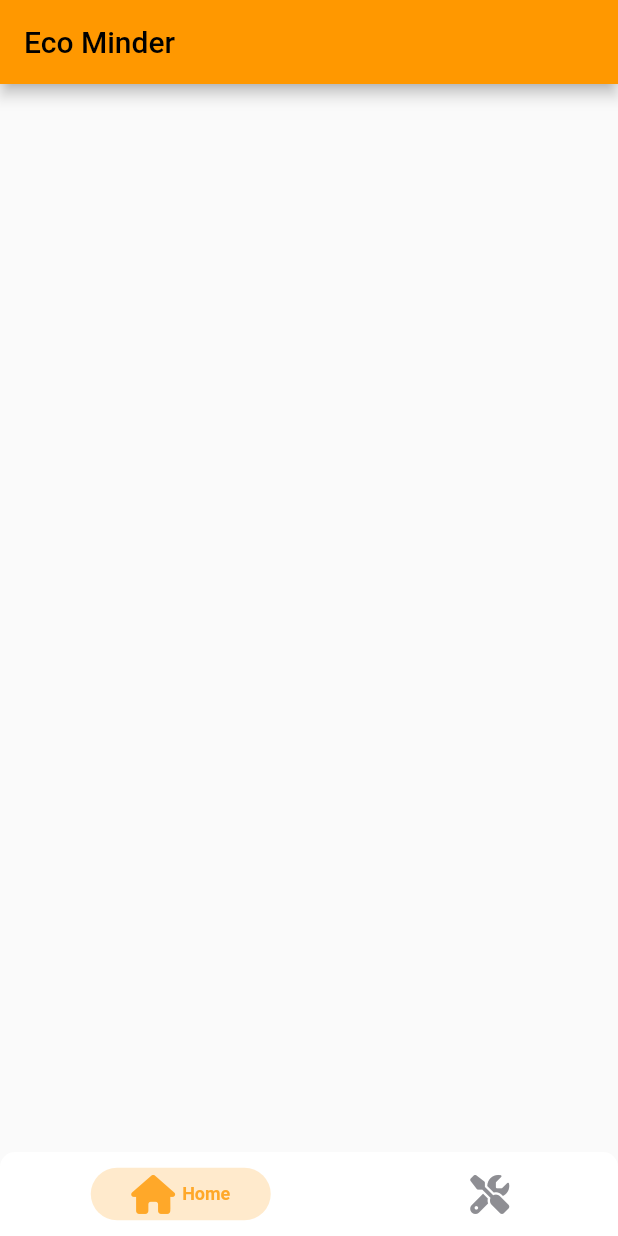
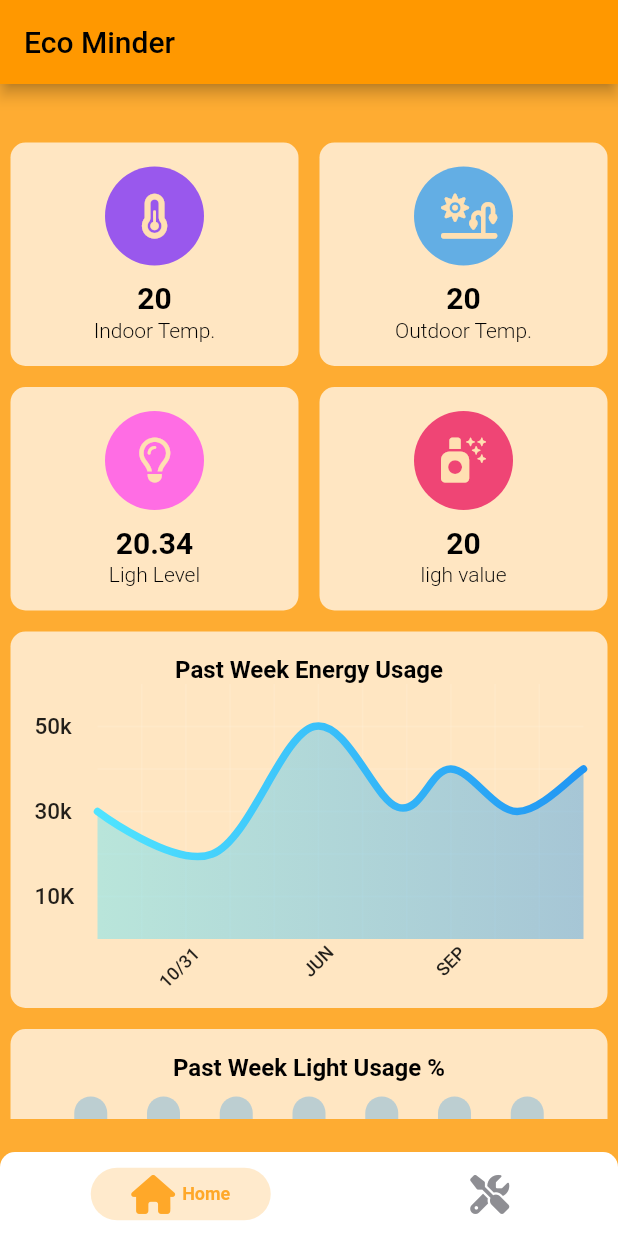
Before and after one commit to easonyu0203/eco-minder, a Flutter app: the screen it shows once a user with an empty profile is signed in, on a phone screen of 412 x 824 dp. Run offline on Flutter 3.47's test engine with Material 2 defaults, Android fonts, the phone set to English and light mode, and no system bars; drawn by our look-alikes of fl_chart, persistent_bottom_nav_bar; our stand-ins replace cloud_firestore, firebase_auth, firebase_core, flutter_blue_plus, font_awesome_flutter, google_sign_in and 1 more; accounts and stored records are empty.

Commit message:
feat: dashboard ui done

```diff
--- /dev/null
+++ b/lib/AppColors.dart
@@ -0,0 +1,26 @@
+import 'package:flutter/material.dart';
+
+class AppColors {
+  static const Color primary = contentColorCyan;
+  static const Color menuBackground = Color(0xFF090912);
+  static const Color itemsBackground = Color(0xFF1B2339);
+  static const Color pageBackground = Color(0xFF282E45);
+  static const Color mainTextColor1 = Colors.white;
+  static const Color mainTextColor2 = Colors.white70;
+  static const Color mainTextColor3 = Colors.white38;
+  static const Color mainGridLineColor = Colors.white10;
+  static const Color borderColor = Colors.white54;
+  static const Color gridLinesColor = Color(0x11FFFFFF);
+
+  static const Color contentColorBlack = Colors.black;
+  static const Color contentColorWhite = Colors.white;
+  static const Color contentColorGray = Colors.black54;
+  static const Color contentColorBlue = Color(0xFF2196F3);
+  static const Color contentColorYellow = Color(0xFFFFC300);
+  static const Color contentColorOrange = Color(0xFFFF683B);
+  static const Color contentColorGreen = Color(0xFF3BFF49);
+  static const Color contentColorPurple = Color(0xFF6E1BFF);
+  static const Color contentColorPink = Color(0xFFFF3AF2);
+  static const Color contentColorRed = Color(0xFFE80054);
+  static const Color contentColorCyan = Color(0xFF50E4FF);
+}
--- /dev/null
+++ b/lib/home/components/EnergyUsageChart.dart
@@ -0,0 +1,152 @@
+import 'package:eco_minder_flutter_app/AppColors.dart';
+import 'package:fl_chart/fl_chart.dart';
+import 'package:flutter/material.dart';
+
+class EnergyUsageChart extends StatelessWidget {
+  List<Color> gradientColors = [
+    AppColors.contentColorCyan,
+    AppColors.contentColorBlue,
+  ];
+
+  @override
+  Widget build(BuildContext context) {
+    return LineChart(mainData());
+  }
+
+  Widget bottomTitleWidgets(double value, TitleMeta meta) {
+    const style = TextStyle(
+      fontWeight: FontWeight.w500,
+      fontSize: 12,
+    );
+    Widget text;
+    switch (value.toInt()) {
+      case 2:
+        text = const Text('10/31    ', style: style);
+        break;
+      case 5:
+        text = const Text('JUN', style: style);
+        break;
+      case 8:
+        text = const Text('SEP', style: style);
+        break;
+      default:
+        text = const Text('', style: style);
+        break;
+    }
+
+    return SideTitleWidget(
+      angle: -0.785398,
+      axisSide: meta.axisSide,
+      child: text,
+    );
+  }
+
+  Widget leftTitleWidgets(double value, TitleMeta meta) {
+    const style = TextStyle(
+      fontWeight: FontWeight.w500,
+      fontSize: 15,
+    );
+    String text;
+    switch (value.toInt()) {
+      case 1:
+        text = '10K';
+        break;
+      case 3:
+        text = '30k';
+        break;
+      case 5:
+        text = '50k';
+        break;
+      default:
+        return Container();
+    }
+
+    return Text(text, style: style, textAlign: TextAlign.left);
+  }
+
+  LineChartData mainData() {
+    return LineChartData(
+      gridData: FlGridData(
+        show: true,
+        drawVerticalLine: true,
+        horizontalInterval: 1,
+        verticalInterval: 1,
+        getDrawingHorizontalLine: (value) {
+          return FlLine(
+            color: AppColors.mainGridLineColor,
+            strokeWidth: 1,
+          );
+        },
+        getDrawingVerticalLine: (value) {
+          return FlLine(
+            color: AppColors.mainGridLineColor,
+            strokeWidth: 1,
+          );
+        },
+      ),
+      titlesData: FlTitlesData(
+        show: true,
+        rightTitles: AxisTitles(
+          sideTitles: SideTitles(showTitles: false),
+        ),
+        topTitles: AxisTitles(
+          sideTitles: SideTitles(showTitles: false),
+        ),
+        bottomTitles: AxisTitles(
+          sideTitles: SideTitles(
+            showTitles: true,
+            reservedSize: 30,
+            interval: 1,
+            getTitlesWidget: bottomTitleWidgets,
+          ),
+        ),
+        leftTitles: AxisTitles(
+          sideTitles: SideTitles(
+            showTitles: true,
+            interval: 1,
+            getTitlesWidget: leftTitleWidgets,
+            reservedSize: 42,
+          ),
+        ),
+      ),
+      borderData: FlBorderData(
+        show: false,
+        border: Border.all(color: const Color(0xff37434d)),
+      ),
+      minX: 0,
+      maxX: 11,
+      minY: 0,
+      maxY: 6,
+      lineBarsData: [
+        LineChartBarData(
+          spots: const [
+            FlSpot(0, 3),
+            FlSpot(2.6, 2),
+            FlSpot(4.9, 5),
+            FlSpot(6.8, 3.1),
+            FlSpot(8, 4),
+            FlSpot(9.5, 3),
+            FlSpot(11, 4),
+          ],
+          isCurved: true,
+          gradient: LinearGradient(
+            colors: gradientColors,
+          ),
+          barWidth: 5,
+          isStrokeCapRound: true,
+          dotData: FlDotData(
+            show: false,
+          ),
+          belowBarData: BarAreaData(
+            show: true,
+            gradient: LinearGradient(
+              colors: gradientColors
+                  .map((color) => color.withOpacity(0.4))
+                  .toList(),
+            ),
+          ),
+        ),
+      ],
+    );
+  }
+}
--- /dev/null
+++ b/lib/home/components/LightUsageBarChart.dart
@@ -0,0 +1,215 @@
+import 'package:eco_minder_flutter_app/AppColors.dart';
+import 'package:eco_minder_flutter_app/util/extentions/color_extension.dart';
+import 'package:fl_chart/fl_chart.dart';
+import 'package:flutter/material.dart';
+
+class LightUsageBarChart extends StatefulWidget {
+  LightUsageBarChart({super.key});
+
+  final Color barBackgroundColor = AppColors.contentColorBlue.withOpacity(0.3);
+  final Color barColor = AppColors.contentColorBlue;
+  final Color touchedBarColor = AppColors.contentColorCyan;
+
+  @override
+  State<LightUsageBarChart> createState() => _LightUsageBarChartState();
+}
+
+class _LightUsageBarChartState extends State<LightUsageBarChart> {
+  final Duration animDuration = const Duration(milliseconds: 250);
+  int touchedIndex = -1;
+
+  @override
+  Widget build(BuildContext context) {
+    return BarChart(
+      mainBarData(),
+      swapAnimationDuration: animDuration,
+    );
+  }
+
+  BarChartGroupData makeGroupData(
+    int x,
+    double y, {
+    bool isTouched = false,
+    Color? barColor,
+    double width = 22,
+    List<int> showTooltips = const [],
+  }) {
+    barColor ??= widget.barColor;
+    return BarChartGroupData(
+      x: x,
+      barRods: [
+        BarChartRodData(
+          toY: isTouched ? y + 0.02 : y,
+          color: isTouched ? widget.touchedBarColor : barColor,
+          width: width,
+          borderSide: isTouched
+              ? BorderSide(color: widget.touchedBarColor.darken(80))
+              : const BorderSide(color: Colors.white, width: 0),
+          backDrawRodData: BackgroundBarChartRodData(
+            show: true,
+            toY: 1,
+            color: widget.barBackgroundColor,
+          ),
+        ),
+      ],
+      showingTooltipIndicators: showTooltips,
+    );
+  }
+
+  List<BarChartGroupData> showingGroups() => List.generate(7, (i) {
+        switch (i) {
+          case 0:
+            return makeGroupData(0, 0.5, isTouched: i == touchedIndex);
+          case 1:
+            return makeGroupData(1, 0.5, isTouched: i == touchedIndex);
+          case 2:
+            return makeGroupData(2, 0.5, isTouched: i == touchedIndex);
+          case 3:
+            return makeGroupData(3, 0.5, isTouched: i == touchedIndex);
+          case 4:
+            return makeGroupData(4, 0.5, isTouched: i == touchedIndex);
+          case 5:
+            return makeGroupData(5, 0.5, isTouched: i == touchedIndex);
+          case 6:
+            return makeGroupData(6, 0.5, isTouched: i == touchedIndex);
+          default:
+            return throw Error();
+        }
+      });
+
+  BarChartData mainBarData() {
+    return BarChartData(
+      barTouchData: BarTouchData(
+        touchTooltipData: BarTouchTooltipData(
+          tooltipBgColor: Colors.blueGrey,
+          tooltipHorizontalAlignment: FLHorizontalAlignment.center,
+          tooltipMargin: 10,
+          getTooltipItem: (group, groupIndex, rod, rodIndex) {
+            String weekDay;
+            switch (group.x) {
+              case 0:
+                weekDay = '10/26';
+                break;
+              case 1:
+                weekDay = '10/27';
+                break;
+              case 2:
+                weekDay = '10/28';
+                break;
+              case 3:
+                weekDay = '10/29';
+                break;
+              case 4:
+                weekDay = '10/30';
+                break;
+              case 5:
+                weekDay = '10/31';
+                break;
+              case 6:
+                weekDay = '11/1';
+                break;
+              default:
+                throw Error();
+            }
+            return BarTooltipItem(
+              '$weekDay\n',
+              const TextStyle(
+                color: Colors.white,
+                fontWeight: FontWeight.bold,
+                fontSize: 18,
+              ),
+              children: <TextSpan>[
+                TextSpan(
+                  text: (rod.toY - 0.02).toString(),
+                  style: TextStyle(
+                    color: widget.touchedBarColor,
+                    fontSize: 16,
+                    fontWeight: FontWeight.w500,
+                  ),
+                ),
+              ],
+            );
+          },
+        ),
+        touchCallback: (FlTouchEvent event, barTouchResponse) {
+          setState(() {
+            if (!event.isInterestedForInteractions ||
+                barTouchResponse == null ||
+                barTouchResponse.spot == null) {
+              touchedIndex = -1;
+              return;
+            }
+            touchedIndex = barTouchResponse.spot!.touchedBarGroupIndex;
+          });
+        },
+      ),
+      titlesData: FlTitlesData(
+        show: true,
+        rightTitles: AxisTitles(
+          sideTitles: SideTitles(showTitles: false),
+        ),
+        topTitles: AxisTitles(
+          sideTitles: SideTitles(showTitles: false),
+        ),
+        bottomTitles: AxisTitles(
+          sideTitles: SideTitles(
+            showTitles: true,
+            getTitlesWidget: getTitles,
+            reservedSize: 38,
+          ),
+        ),
+        leftTitles: AxisTitles(
+          sideTitles: SideTitles(
+            showTitles: false,
+          ),
+        ),
+      ),
+      borderData: FlBorderData(
+        show: false,
+      ),
+      barGroups: showingGroups(),
+      gridData: FlGridData(show: false),
+    );
+  }
+
+  Widget getTitles(double value, TitleMeta meta) {
+    const style = TextStyle(
+      color: Colors.black87,
+      fontWeight: FontWeight.bold,
+      fontSize: 12,
+    );
+    Widget text;
+    switch (value.toInt()) {
+      case 0:
+        text = const Text('26th', style: style);
+        break;
+      case 1:
+        text = const Text('27th', style: style);
+        break;
+      case 2:
+        text = const Text('28th', style: style);
+        break;
+      case 3:
+        text = const Text('29th', style: style);
+        break;
+      case 4:
+        text = const Text('30th', style: style);
+        break;
+      case 5:
+        text = const Text('31th', style: style);
+        break;
+      case 6:
+        text = const Text('1th', style: style);
+        break;
+      default:
+        text = const Text('', style: style);
+        break;
+    }
+    return SideTitleWidget(
+      angle: -0.785398,
+      axisSide: meta.axisSide,
+      space: 16,
+      child: text,
+    );
+  }
+}
--- /dev/null
+++ b/lib/home/components/SensorCard.dart
@@ -0,0 +1,58 @@
+import 'package:eco_minder_flutter_app/AppColors.dart';
+import 'package:flutter/material.dart';
+import 'package:font_awesome_flutter/font_awesome_flutter.dart';
+
+class SensorCard extends StatelessWidget {
+  final int colorId;
+  final String value;
+  final String title;
+  final IconData iconData;
+  const SensorCard({
+    super.key,
+    this.colorId = 0,
+    required this.value,
+    required this.title,
+    required this.iconData,
+  });
+
+  List<Color> get availableColors => <Color>[
+        AppColors.contentColorPurple.withOpacity(0.7),
+        AppColors.contentColorBlue.withOpacity(0.7),
+        AppColors.contentColorPink.withOpacity(0.7),
+        AppColors.contentColorRed.withOpacity(0.7),
+      ];
+
+  @override
+  Widget build(BuildContext context) {
+    return Column(
+      children: [
+        CircleAvatar(
+          radius: 33,
+          backgroundColor: availableColors[colorId],
+          child: Icon(
+            iconData,
+            size: 30,
+          ),
+        ),
+        SizedBox(height: 10.0),
+        Text(
+          value,
+          style: TextStyle(
+            fontSize: 20,
+            fontWeight: FontWeight.bold,
+            color: Theme.of(context).colorScheme.onSecondary,
+          ),
+        ),
+        SizedBox(height: 2.0),
+        Text(
+          title,
+          style: TextStyle(
+            fontSize: 14,
+            fontWeight: FontWeight.w300,
+            color: Theme.of(context).colorScheme.onSecondary,
+          ),
+        )
+      ],
+    );
+  }
+}
--- a/lib/home/home.dart
+++ b/lib/home/home.dart
@@ -1,4 +1,9 @@
+import 'package:eco_minder_flutter_app/home/components/EnergyUsageChart.dart';
+import 'package:eco_minder_flutter_app/home/components/LightUsageBarChart.dart';
+import 'package:eco_minder_flutter_app/home/components/SensorCard.dart';
+import 'package:fl_chart/fl_chart.dart';
 import 'package:flutter/material.dart';
+import 'package:font_awesome_flutter/font_awesome_flutter.dart';
 import 'package:persistent_bottom_nav_bar/persistent_tab_view.dart';
 
 class HomeScreen extends StatelessWidget {
@@ -10,9 +15,135 @@ class HomeScreen extends StatelessWidget {
       appBar: AppBar(
         title: const Text("Eco Minder"),
       ),
-      body: Center(
-        child: Column(
-          children: [],
+      body: Container(
+        padding: EdgeInsets.symmetric(vertical: 32),
+        color: Theme.of(context).colorScheme.primaryContainer.withOpacity(0.8),
+        child: SingleChildScrollView(
+          child: Column(
+            children: [
+              Row(
+                mainAxisAlignment: MainAxisAlignment.center,
+                mainAxisSize: MainAxisSize.max,
+                children: [
+                  Expanded(
+                    child: HomeCard(
+                      child: SensorCard(
+                        colorId: 0,
+                        value: _formatDouble(20),
+                        title: "Indoor Temp.",
+                        iconData: FontAwesomeIcons.temperatureHalf,
+                      ),
+                    ),
+                  ),
+                  Expanded(
+                    child: HomeCard(
+                      child: SensorCard(
+                        colorId: 1,
+                        value: _formatDouble(20),
+                        title: "Outdoor Temp.",
+                        iconData: FontAwesomeIcons.sunPlantWilt,
+                      ),
+                    ),
+                  ),
+                ],
+              ),
+              Row(
+                mainAxisAlignment: MainAxisAlignment.center,
+                mainAxisSize: MainAxisSize.max,
+                children: [
+                  Expanded(
+                    child: HomeCard(
+                      child: SensorCard(
+                        colorId: 2,
+                        value: _formatDouble(20.3434),
+                        title: "Ligh Level",
+                        iconData: FontAwesomeIcons.lightbulb,
+                      ),
+                    ),
+                  ),
+                  Expanded(
+                    child: HomeCard(
+                      child: SensorCard(
+                        colorId: 3,
+                        value: _formatDouble(20),
+                        title: "ligh value",
+                        iconData: FontAwesomeIcons.sprayCanSparkles,
+                      ),
+                    ),
+                  ),
+                ],
+              ),
+              HomeCard(
+                child: Column(
+                  children: [
+                    Text(
+                      "Past Week Energy Usage",
+                      style: TextStyle(
+                        fontSize: 16,
+                        fontWeight: FontWeight.bold,
+                        color: Theme.of(context).colorScheme.onSecondary,
+                      ),
+                    ),
+                    SizedBox(
+                      height: 200,
+                      child: Expanded(child: EnergyUsageChart()),
+                    ),
+                  ],
+                ),
+              ),
+              HomeCard(
+                child: Column(
+                  children: [
+                    Text(
+                      "Past Week Light Usage %",
+                      style: TextStyle(
+                        fontSize: 16,
+                        fontWeight: FontWeight.bold,
+                        color: Theme.of(context).colorScheme.onSecondary,
+                      ),
+                    ),
+                    SizedBox(height: 10),
+                    SizedBox(
+                      height: 200,
+                      child: Expanded(child: LightUsageBarChart()),
+                    ),
+                  ],
+                ),
+              ),
+            ],
+          ),
+        ),
+      ),
+    );
+  }
+
+  String _formatDouble(double value) {
+    if (value == value.toInt()) {
+      return value.toInt().toString();
+    }
+    return value.toStringAsFixed(2);
+  }
+}
+
+class HomeCard extends StatelessWidget {
+  final Widget? child;
+  const HomeCard({super.key, this.child});
+
+  @override
+  Widget build(BuildContext context) {
+    return Container(
+      margin: EdgeInsets.all(7.0), // spacing around the card
+      decoration: BoxDecoration(
+        color: Theme.of(context)
+            .colorScheme
+            .surface
+            .withOpacity(0.7), // secondary theme color
+        borderRadius: BorderRadius.circular(10.0), // round border
+      ),
+      child: Center(
+        child: Padding(
+          padding: const EdgeInsets.all(16.0),
+          child: child,
         ),
       ),
     );
--- /dev/null
+++ b/lib/util/extentions/color_extension.dart
@@ -0,0 +1,34 @@
+import 'dart:ui';
+
+extension ColorExtension on Color {
+  /// Convert the color to a darken color based on the [percent]
+  Color darken([int percent = 40]) {
+    assert(1 <= percent && percent <= 100);
+    final value = 1 - percent / 100;
+    return Color.fromARGB(
+      alpha,
+      (red * value).round(),
+      (green * value).round(),
+      (blue * value).round(),
+    );
+  }
+
+  Color lighten([int percent = 40]) {
+    assert(1 <= percent && percent <= 100);
+    final value = percent / 100;
+    return Color.fromARGB(
+      alpha,
+      (red + ((255 - red) * value)).round(),
+      (green + ((255 - green) * value)).round(),
+      (blue + ((255 - blue) * value)).round(),
+    );
+  }
+
+  Color avg(Color other) {
+    final red = (this.red + other.red) ~/ 2;
+    final green = (this.green + other.green) ~/ 2;
+    final blue = (this.blue + other.blue) ~/ 2;
+    final alpha = (this.alpha + other.alpha) ~/ 2;
+    return Color.fromARGB(alpha, red, green, blue);
+  }
+}
--- a/pubspec.yaml
+++ b/pubspec.yaml
@@ -48,6 +48,7 @@ dependencies:
   json_annotation: ^4.8.1
   flutter_blue_plus: ^1.19.2
   flutter_guid: ^0.3.1
+  fl_chart: ^0.62.0
 
 dev_dependencies:
   flutter_test:
```
Also changed, not shown: pubspec.lock, 3 other files.
